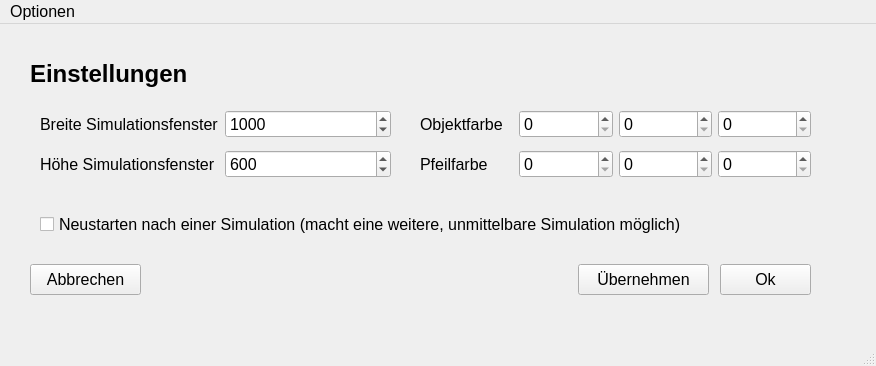
This is ui/settings.ui in fflopsi/twobodyproblem as Qt 5 draws it before an edit. The edited form follows.
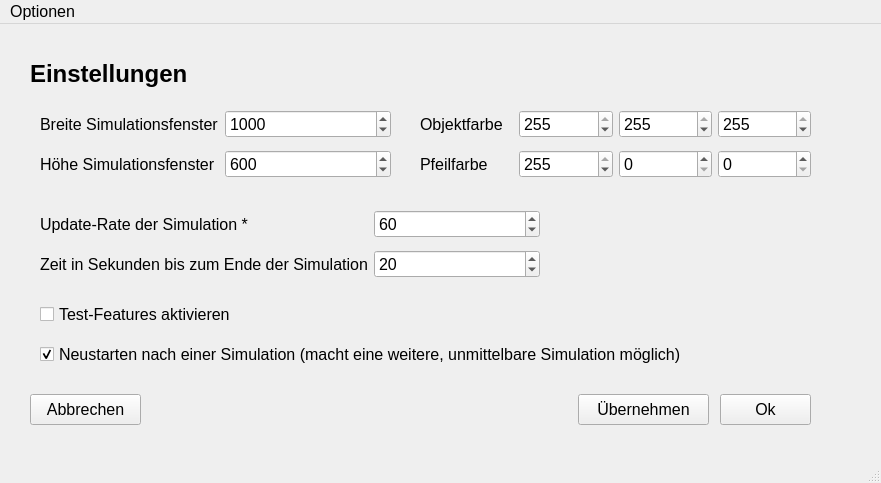
This is the edited form.

Commit message: add settings for testing features, update rate and maximum duration

Diff of the .ui file:
```diff
--- a/ui/settings.ui
+++ b/ui/settings.ui
@@ -6,8 +6,8 @@
    <rect>
     <x>0</x>
     <y>0</y>
-    <width>876</width>
-    <height>366</height>
+    <width>881</width>
+    <height>483</height>
    </rect>
   </property>
   <property name="font">
@@ -23,7 +23,7 @@
     <property name="geometry">
      <rect>
       <x>720</x>
-      <y>240</y>
+      <y>370</y>
       <width>91</width>
       <height>31</height>
      </rect>
@@ -36,7 +36,7 @@
     <property name="geometry">
      <rect>
       <x>578</x>
-      <y>240</y>
+      <y>370</y>
       <width>131</width>
       <height>31</height>
      </rect>
@@ -49,7 +49,7 @@
     <property name="geometry">
      <rect>
       <x>30</x>
-      <y>240</y>
+      <y>370</y>
       <width>111</width>
       <height>31</height>
      </rect>
@@ -160,6 +160,9 @@
        <property name="maximum">
         <number>255</number>
        </property>
+       <property name="value">
+        <number>255</number>
+       </property>
       </widget>
      </item>
      <item row="0" column="2">
@@ -167,6 +170,9 @@
        <property name="maximum">
         <number>255</number>
        </property>
+       <property name="value">
+        <number>255</number>
+       </property>
       </widget>
      </item>
      <item row="0" column="0">
@@ -181,6 +187,9 @@
        <property name="maximum">
         <number>255</number>
        </property>
+       <property name="value">
+        <number>255</number>
+       </property>
       </widget>
      </item>
      <item row="0" column="3">
@@ -188,6 +197,9 @@
        <property name="maximum">
         <number>255</number>
        </property>
+       <property name="value">
+        <number>255</number>
+       </property>
       </widget>
      </item>
      <item row="1" column="2">
@@ -210,7 +222,7 @@
     <property name="geometry">
      <rect>
       <x>40</x>
-      <y>180</y>
+      <y>310</y>
       <width>821</width>
       <height>41</height>
      </rect>
@@ -219,16 +231,81 @@
      <string>Neustarten nach einer Simulation (macht eine weitere, unmittelbare Simulation möglich)</string>
     </property>
     <property name="checked">
-     <bool>false</bool>
+     <bool>true</bool>
     </property>
    </widget>
+   <widget class="QCheckBox" name="do_testing">
+    <property name="geometry">
+     <rect>
+      <x>40</x>
+      <y>280</y>
+      <width>251</width>
+      <height>20</height>
+     </rect>
+    </property>
+    <property name="text">
+     <string>Test-Features aktivieren</string>
+    </property>
+   </widget>
+   <widget class="QWidget" name="gridLayoutWidget_3">
+    <property name="geometry">
+     <rect>
+      <x>40</x>
+      <y>180</y>
+      <width>500</width>
+      <height>80</height>
+     </rect>
+    </property>
+    <layout class="QGridLayout" name="gridLayout_3">
+     <item row="0" column="1">
+      <widget class="QSpinBox" name="update_rate">
+       <property name="minimum">
+        <number>10</number>
+       </property>
+       <property name="maximum">
+        <number>10000</number>
+       </property>
+       <property name="value">
+        <number>60</number>
+       </property>
+      </widget>
+     </item>
+     <item row="0" column="0">
+      <widget class="QLabel" name="label_5">
+       <property name="text">
+        <string>Update-Rate der Simulation *</string>
+       </property>
+      </widget>
+     </item>
+     <item row="1" column="0">
+      <widget class="QLabel" name="label_6">
+       <property name="text">
+        <string>Zeit in Sekunden bis zum Ende der Simulation</string>
+       </property>
+      </widget>
+     </item>
+     <item row="1" column="1">
+      <widget class="QSpinBox" name="max_seconds">
+       <property name="minimum">
+        <number>5</number>
+       </property>
+       <property name="maximum">
+        <number>300</number>
+       </property>
+       <property name="value">
+        <number>20</number>
+       </property>
+      </widget>
+     </item>
+    </layout>
+   </widget>
   </widget>
   <widget class="QMenuBar" name="menubar">
    <property name="geometry">
     <rect>
      <x>0</x>
      <y>0</y>
-     <width>876</width>
+     <width>881</width>
      <height>34</height>
     </rect>
    </property>
```
The commit also changes 2 other files.
